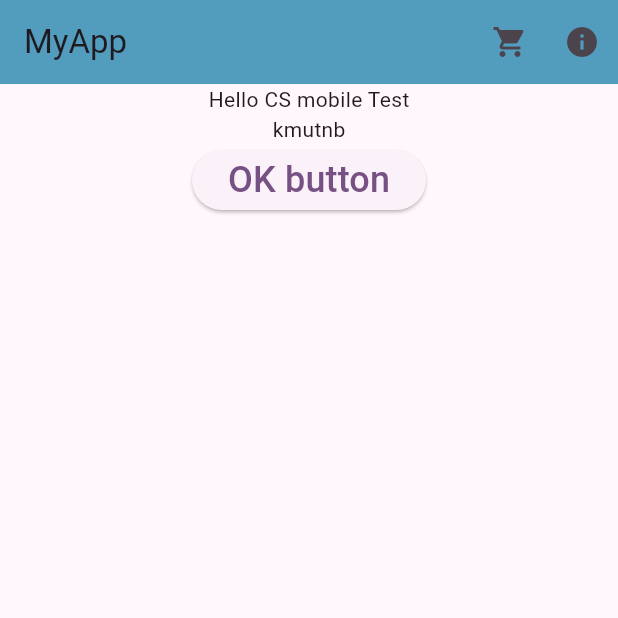
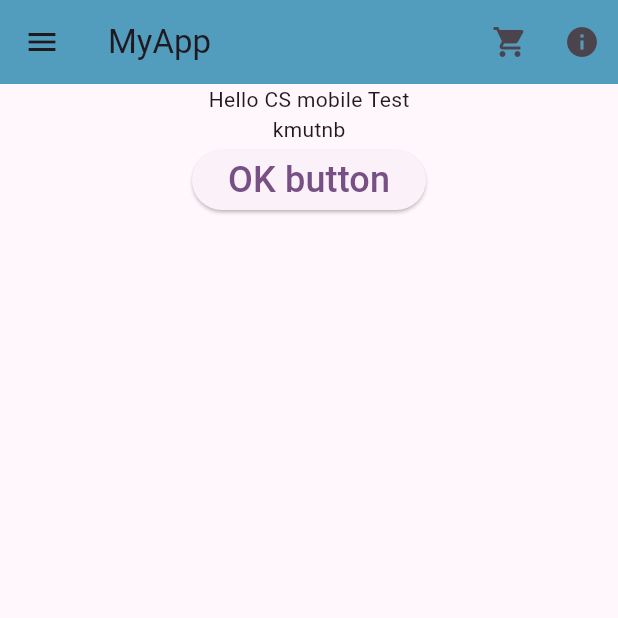
Before and after one commit to cs6636054/MobileAppDev, a Flutter app: the screen it shows after launch, on a phone screen of 412 x 824 dp, the top half of it. Run offline on Flutter 3.47's test engine with Material 3 defaults, Android fonts, the phone set to English and light mode, and no system bars.

Commit message:
icon menu

```diff
--- a/lib/main.dart
+++ b/lib/main.dart
@@ -34,6 +34,12 @@
               },
             ),
           ],
+          leading: IconButton(
+            icon: Icon(Icons.menu),
+            onPressed: () {
+              debugPrint('leading icon pressed');
+            },
+          ),
         ),
         body: Center(
           child: Column(
```
